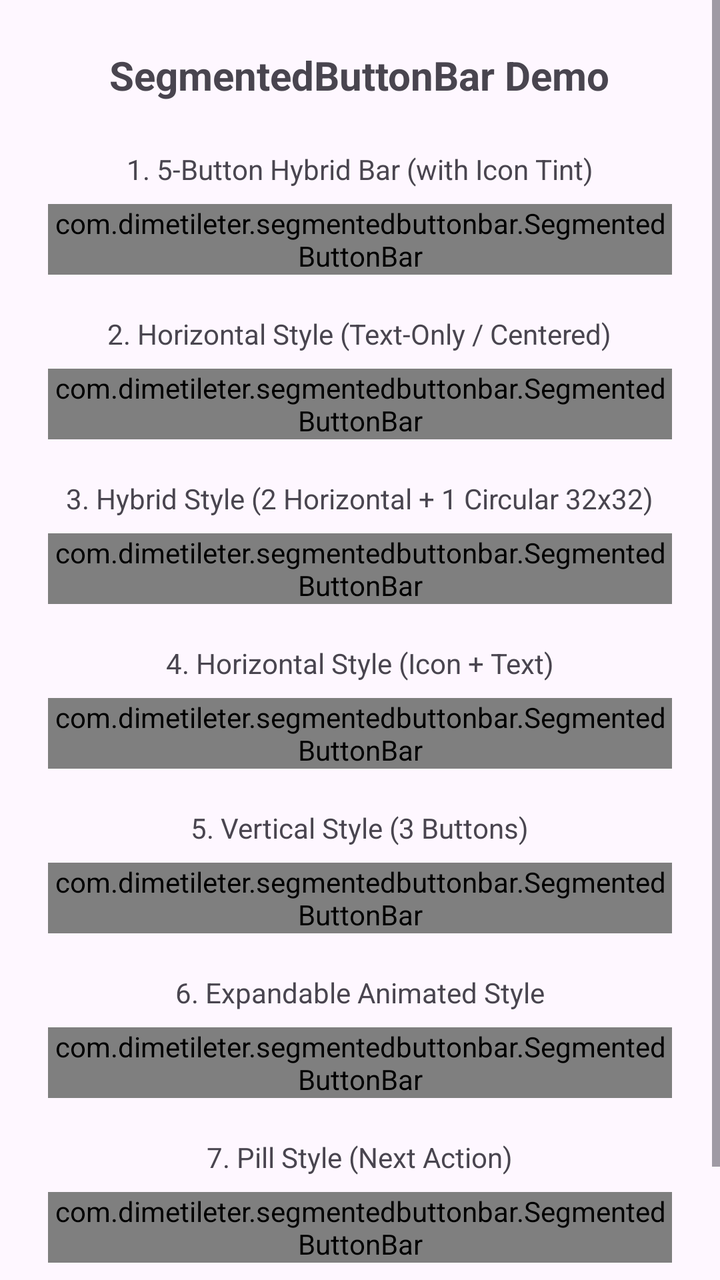
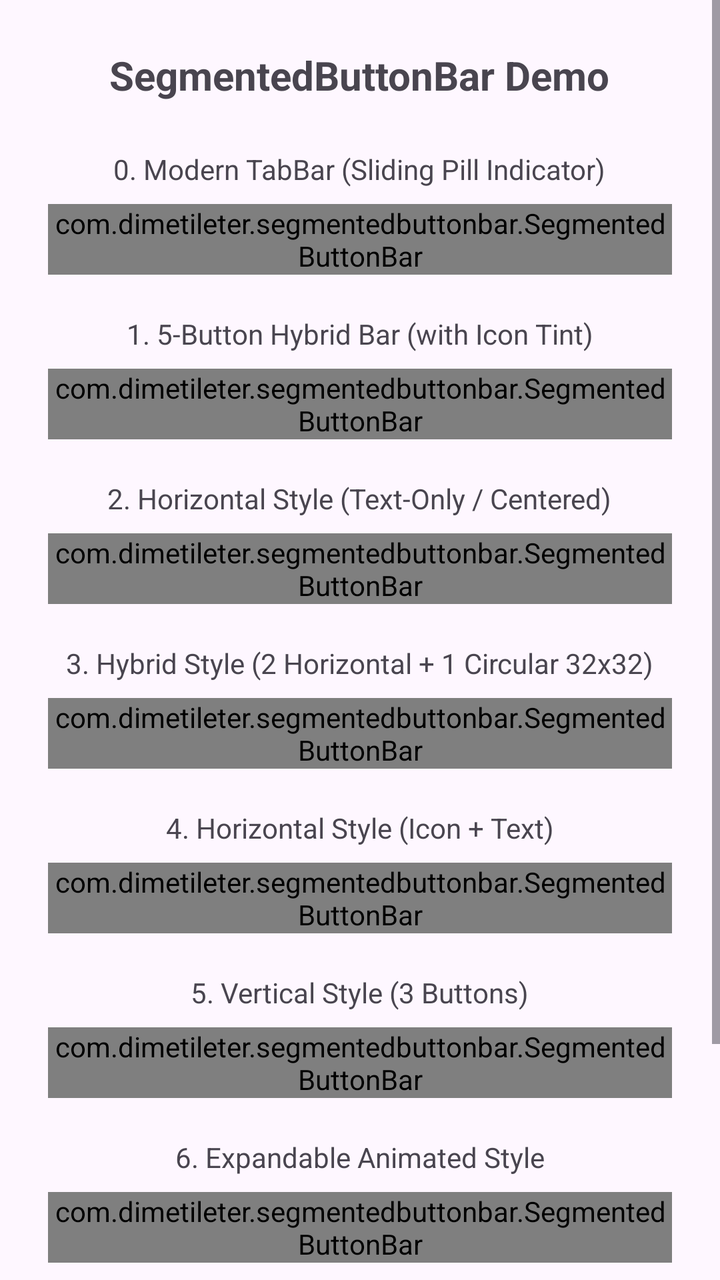

Two renders of the same Android screen: before a commit and after it. Below are the layout's source before the change and the commit's diff.
<!-- AndroidManifest.xml: application theme Theme.SegmentedButtons -->
<!-- res/layout/activity_main.xml -->
<?xml version="1.0" encoding="utf-8"?>
<ScrollView xmlns:android="http://schemas.android.com/apk/res/android"
    xmlns:app="http://schemas.android.com/apk/res-auto"
    xmlns:tools="http://schemas.android.com/tools"
    android:id="@+id/main"
    android:layout_width="match_parent"
    android:layout_height="match_parent"
    tools:context=".MainActivity">

    <LinearLayout
        android:layout_width="match_parent"
        android:layout_height="wrap_content"
        android:orientation="vertical"
        android:gravity="center_horizontal"
        android:padding="24dp">

        <TextView
            android:layout_width="wrap_content"
            android:layout_height="wrap_content"
            android:text="SegmentedButtonBar Demo"
            android:textSize="20sp"
            android:textStyle="bold"
            android:layout_marginBottom="24dp" />

        
        <TextView
            android:layout_width="wrap_content"
            android:layout_height="wrap_content"
            android:text="1. 5-Button Hybrid Bar (with Icon Tint)"
            android:layout_marginBottom="8dp" />

        <com.dimetileter.segmentedbuttonbar.SegmentedButtonBar
            android:id="@+id/fiveButtonBar"
            android:layout_width="wrap_content"
            android:layout_height="wrap_content"
            app:sbStyle="horizontal"
            app:sbButtonCount="5"
            app:sbButton1Icon="@drawable/ic_sb_arrow_back"
            app:sbButton2Icon="@drawable/ic_sb_arrow_next"
            app:sbButton3Icon="@drawable/ic_sb_arrow_back"
            app:sbButton4Icon="@drawable/ic_sb_arrow_next"
            app:sbButton5Style="circular"
            app:sbButton5Icon="@drawable/ic_sb_arrow_next"
            android:layout_marginBottom="20dp" />

        
        <TextView
            android:layout_width="wrap_content"
            android:layout_height="wrap_content"
            android:text="2. Horizontal Style (Text-Only / Centered)"
            android:layout_marginBottom="8dp" />

        <com.dimetileter.segmentedbuttonbar.SegmentedButtonBar
            android:id="@+id/horizontalBarTextOnly"
            android:layout_width="match_parent"
            android:layout_height="wrap_content"
            app:sbStyle="horizontal"
            app:sbButtonCount="3"
            app:sbButton1Text="Day"
            app:sbButton2Text="Week"
            app:sbButton3Text="Month"
            android:layout_marginBottom="20dp" />

        
        <TextView
            android:layout_width="wrap_content"
            android:layout_height="wrap_content"
            android:text="3. Hybrid Style (2 Horizontal + 1 Circular 32x32)"
            android:layout_marginBottom="8dp" />

        <com.dimetileter.segmentedbuttonbar.SegmentedButtonBar
            android:id="@+id/hybridBar"
            android:layout_width="match_parent"
            android:layout_height="wrap_content"
            app:sbStyle="horizontal"
            app:sbButtonCount="3"
            app:sbButton1Text="Active"
            app:sbButton2Text="Completed"
            app:sbButton3Style="circular"
            app:sbButton3Icon="@drawable/ic_sb_arrow_next"
            android:layout_marginBottom="20dp" />

        
        <TextView
            android:layout_width="wrap_content"
            android:layout_height="wrap_content"
            android:text="4. Horizontal Style (Icon + Text)"
            android:layout_marginBottom="8dp" />

        <com.dimetileter.segmentedbuttonbar.SegmentedButtonBar
            android:id="@+id/horizontalBarIconText"
            android:layout_width="match_parent"
            android:layout_height="wrap_content"
            app:sbStyle="horizontal"
            app:sbButtonCount="2"
            app:sbButton1Icon="@drawable/ic_sb_arrow_back"
            app:sbButton1Text="Previous"
            app:sbButton2Icon="@drawable/ic_sb_arrow_next"
            app:sbButton2Text="Next"
            android:layout_marginBottom="20dp" />

        
        <TextView
            android:layout_width="wrap_content"
            android:layout_height="wrap_content"
            android:text="5. Vertical Style (3 Buttons)"
            android:layout_marginBottom="8dp" />

        <com.dimetileter.segmentedbuttonbar.SegmentedButtonBar
            android:id="@+id/verticalBar3"
            android:layout_width="wrap_content"
            android:layout_height="wrap_content"
            app:sbStyle="vertical"
            app:sbButtonCount="3"
            app:sbButton1Icon="@drawable/ic_sb_arrow_next"
            app:sbButton2Icon="@drawable/ic_sb_arrow_back"
            app:sbButton3Icon="@drawable/ic_sb_arrow_next"
            android:layout_marginBottom="20dp" />

        
        <TextView
            android:layout_width="wrap_content"
            android:layout_height="wrap_content"
            android:text="6. Expandable Animated Style"
            android:layout_marginBottom="8dp" />

        <com.dimetileter.segmentedbuttonbar.SegmentedButtonBar
            android:id="@+id/expandableBar"
            android:layout_width="wrap_content"
            android:layout_height="wrap_content"
            app:sbStyle="expandable"
            app:sbButtonCount="3"
            app:sbButton1Icon="@drawable/ic_sb_arrow_next"
            app:sbButton2Icon="@drawable/ic_sb_arrow_back"
            app:sbButton3Icon="@drawable/ic_sb_arrow_next"
            android:layout_marginBottom="20dp" />

        
        <TextView
            android:layout_width="wrap_content"
            android:layout_height="wrap_content"
            android:text="7. Pill Style (Next Action)"
            android:layout_marginBottom="8dp" />

        <com.dimetileter.segmentedbuttonbar.SegmentedButtonBar
            android:id="@+id/pillNextBar"
            android:layout_width="wrap_content"
            android:layout_height="wrap_content"
            app:sbStyle="pill"
            app:sbPillType="next"
            android:layout_marginBottom="20dp" />

        
        <TextView
            android:id="@+id/statusText"
            android:layout_width="wrap_content"
            android:layout_height="wrap_content"
            android:text="Status: Ready"
            android:textSize="14sp"
            android:layout_marginTop="8dp" />
    </LinearLayout>
</ScrollView>
<!-- resources referenced by this layout -->
<resources>
  <!-- drawable ic_sb_arrow_back (drawable) -->
  <vector xmlns:android="http://schemas.android.com/apk/res/android"
      android:width="24dp"
      android:height="24dp"
      android:viewportWidth="24"
      android:viewportHeight="24"
      android:tint="?android:attr/colorControlNormal">
      <path
          android:fillColor="@android:color/white"
          android:pathData="M15.41,7.41L10.83,12l4.58,4.59L14,18l-6,-6l6,-6L15.41,7.41z"/>
  </vector>
  <!-- drawable ic_sb_arrow_next (drawable) -->
  <vector xmlns:android="http://schemas.android.com/apk/res/android"
      android:width="24dp"
      android:height="24dp"
      android:viewportWidth="24"
      android:viewportHeight="24"
      android:tint="?android:attr/colorControlNormal">
      <path
          android:fillColor="@android:color/white"
          android:pathData="M8.59,16.59L13.17,12L8.59,7.41L10,6l6,6l-6,6L8.59,16.59z"/>
  </vector>
  <style name="Theme.SegmentedButtons" parent="Base.Theme.SegmentedButtons" />
  <style name="Base.Theme.SegmentedButtons" parent="Theme.Material3.DayNight.NoActionBar">
          
          
      </style>
</resources>

<!-- the commit's change to res/layout/activity_main.xml (unified diff, before → after) -->
@@ -21,6 +21,24 @@
             android:textSize="20sp"
             android:textStyle="bold"
             android:layout_marginBottom="24dp" />
+
+        
+        <TextView
+            android:layout_width="wrap_content"
+            android:layout_height="wrap_content"
+            android:text="0. Modern TabBar (Sliding Pill Indicator)"
+            android:layout_marginBottom="8dp" />
+
+        <com.dimetileter.segmentedbuttonbar.SegmentedButtonBar
+            android:id="@+id/tabBarDemo"
+            android:layout_width="match_parent"
+            android:layout_height="wrap_content"
+            app:sbStyle="tab"
+            app:sbButtonCount="3"
+            app:sbButton1Text="Home"
+            app:sbButton2Text="Explore"
+            app:sbButton3Text="Profile"
+            android:layout_marginBottom="20dp" />
 
         
         <TextView
